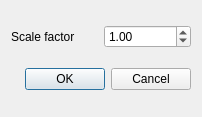
Qt form src/forms/scale_time.ui (fenahurtado/flutist) before a commit.
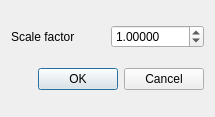
The same form after that commit.

Diff of the .ui file:
```diff
--- a/src/forms/scale_time.ui
+++ b/src/forms/scale_time.ui
@@ -6,7 +6,7 @@
    <rect>
     <x>0</x>
     <y>0</y>
-    <width>202</width>
+    <width>215</width>
     <height>117</height>
    </rect>
   </property>
@@ -23,6 +23,9 @@
    </item>
    <item row="0" column="1">
     <widget class="QDoubleSpinBox" name="scaleFactor">
+     <property name="decimals">
+      <number>5</number>
+     </property>
      <property name="minimum">
       <double>0.010000000000000</double>
      </property>
```
